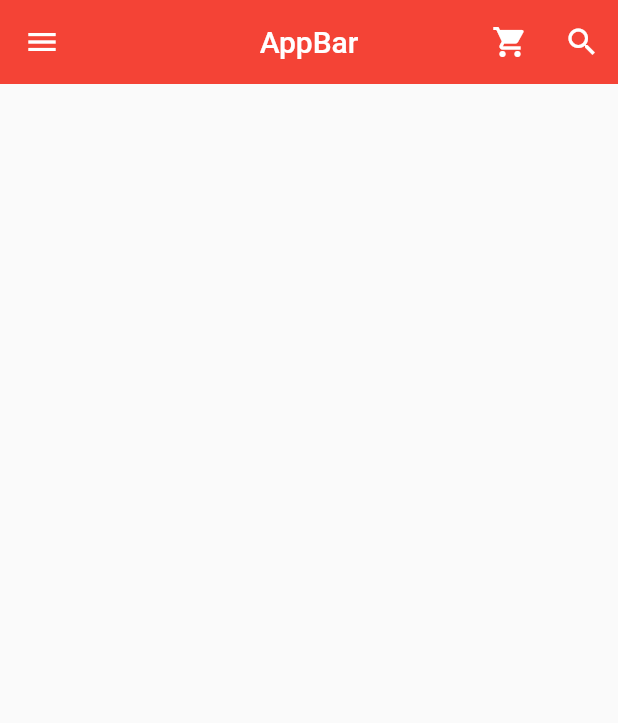
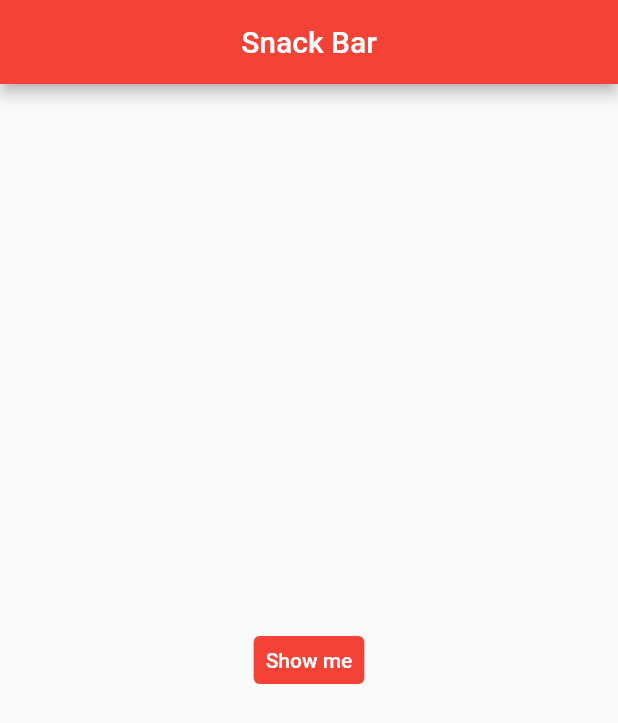
Before and after one commit to ParkJong-Hun/Flutter_Tutorial, a Flutter app: the screen it shows after launch, on a phone screen of 412 x 824 dp. Shown: the top 723 px of the screen. Run offline on Flutter 3.47's test engine with Material 2 defaults, Android fonts, the phone set to English and light mode, and no system bars.

Commit message:
2021/10/16 10:33 SnackBar, Builder, Scaffold.of

```diff
--- a/lib/main.dart
+++ b/lib/main.dart
@@ -23,101 +23,36 @@ class MyPage extends StatelessWidget {
 
   @override
   Widget build(BuildContext context) {
+    final ButtonStyle buttonStyle = TextButton.styleFrom(
+      minimumSize: Size(60, 30),
+      backgroundColor: Colors.red,
+    );
+
     return Scaffold(
       appBar: AppBar(
-        title: Text("AppBar"),
+        title: Text('Snack Bar'),
         centerTitle: true,
-        elevation: 0.0,
-        actions: [
-          IconButton(
-            icon: Icon(Icons.shopping_cart),
-            onPressed: () {
-              print('Shopping card button is clicked');
+      ),
+      body: Builder(builder: (BuildContext ctx) {//위젯의 BuildContext를 갖는 부모-자식 관계의 자식 위젯을 리턴.
+        return Center(
+          child: TextButton(//원래 FlatButton이였던 Text가 쓰여져 있는 일반적인 버튼 위젯.
+            //눌렀을 때 기능 구현.
+            onPressed: (){
+            //현재 주어진 context에서 위로 올라가면서 가장 가까운 Scaffold를 반환. (단 Builder가 없을 경우, Scaffold가 어디에 있는지 찾을 수 없을 수 있음)
+            ScaffoldMessenger.of(ctx).showSnackBar(SnackBar(//ToastText 같은 위젯. 화면 하단부에 출력됨.
+              //표시될 내용.
+              content: Text('Hello'),));
             },
-          ),
-          IconButton(
-            icon: Icon(Icons.search),
-            onPressed: () {
-              print('Search button is clicked');
-            },
-          ),
-        ],
-      ),
-      //Drawer 위젯을 담음.
-      drawer: Drawer(//화면 끝에서 책상 서랍처럼 튀어나오는 위젯. 주로 AppBar의 버튼을 클릭해서 나오게 함. .leading에 버튼 생성 안해도 tap 메뉴 생김.
-        //Drawer에 담을 위젯.
-        child: ListView(//화면에 목록 형식으로 보여지는 위젯.
-          //리스트 뷰의 보호 구역 설정.
-          padding: EdgeInsets.zero,
-          //ListView에 표현될 위젯 집합.
-          children: [
-            UserAccountsDrawerHeader(//사용자 계정 Drawer 헤더. Flutter에서 지정된 디자인 프레임에 맞춰 화면에 보여지는 위젯.
-              //사용자 이미지를 이미지 위젯을 가져와 설정.
-              currentAccountPicture: CircleAvatar(
-                backgroundImage: AssetImage('assets/logo.png'),
-                backgroundColor: Colors.white,
-              ),
-              //다른 계정의 이미지들을 보여줌.
-              otherAccountsPictures: [
-                CircleAvatar(
-                  backgroundColor: Colors.white,
-                  backgroundImage: AssetImage('assets/zeng.jpg'),
-                ),
-                // CircleAvatar(
-                //   backgroundColor: Colors.white,
-                //   backgroundImage: AssetImage('assets/zeng.jpg'),
-                // ),
-              ],
-              //사용자 이름을 Text 위젯을 argument로 이용해 설정.
-              accountName: Text('PJH'),
-              //사용자 이메일을 Text 위젯을 argument로 이용해 설정.
-              accountEmail: Text('thesn515@gmail.com'),
-              //세부 설명 버튼을 클릭하면 나오는 이벤트 처리 기능 구현.
-              onDetailsPressed: () {
-                print('arrow button is clicked');
-              },
-              //이 위젯의 디자인적인 부분 설정.
-              decoration: BoxDecoration(//위젯을 박스(사각형)으로 생각해 디자인 부분 설정.
-                color: Colors.red[200],
-                //위젯의 가장자리 부분 디자인.
-                borderRadius: BorderRadius.only(
-                  bottomLeft: Radius.circular(40.0),//BorderRadius에서 수치만큼 한 구역을 둥글게 만듦.
-                  bottomRight: Radius.circular(40.0),
-                )
+            //버튼에 쓰여질 Text 위젯을 인자로 사용.
+            child: Text('Show me',
+              //ButtonStyle을 인자로 사용. 버튼의 내용을 꾸밈.
+              style: TextStyle(
+                color: Colors.white,
               ),
             ),
-            //ListView에서 사용할 각 Cell(Item)
-            ListTile(
-              //TextTile의 왼쪽 부분에 배치될 위젯.
-              leading: Icon(Icons.home),
-              //ListTile의 제목.
-              title: Text('Home'),
-              //ListTile을 클릭시 이벤트 처리 기능 구현.
-              onTap: () {
-                print('Home is clicked');
-              },
-              //TextTile의 오른쪽 부분에 배치될 위젯.
-              trailing: Icon(Icons.add),
-            ),
-            ListTile(
-              leading: Icon(Icons.settings),
-              title: Text('Setting'),
-              onTap: () {
-                print('Setting is clicked');
-              },
-              trailing: Icon(Icons.add),
-            ),
-            ListTile(
-              leading: Icon(Icons.question_answer),
-              title: Text('Q&A'),
-              onTap: () {
-                print('Q&A is clicked');
-              },
-              trailing: Icon(Icons.add),
-            ),
-          ],
-        ),
-      ),
+              style: buttonStyle),
+        );
+      },)
     );
   }
 }
```
